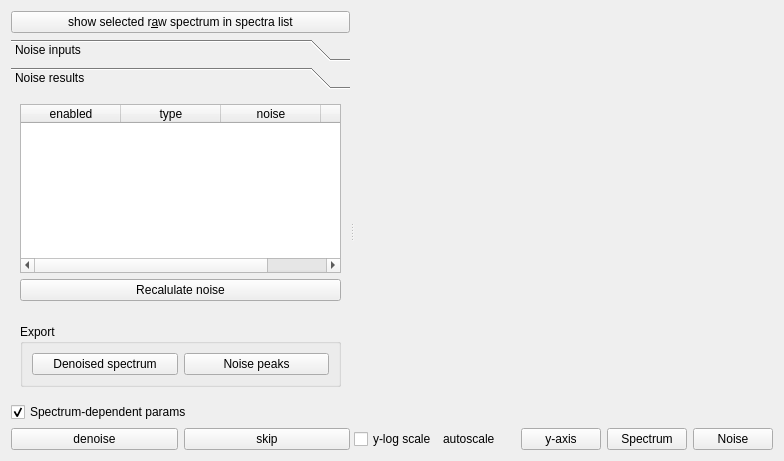
Before: the Qt Designer form Orbitool/UI/Noise.ui in l460289052/Orbitool, drawn with Qt 5.
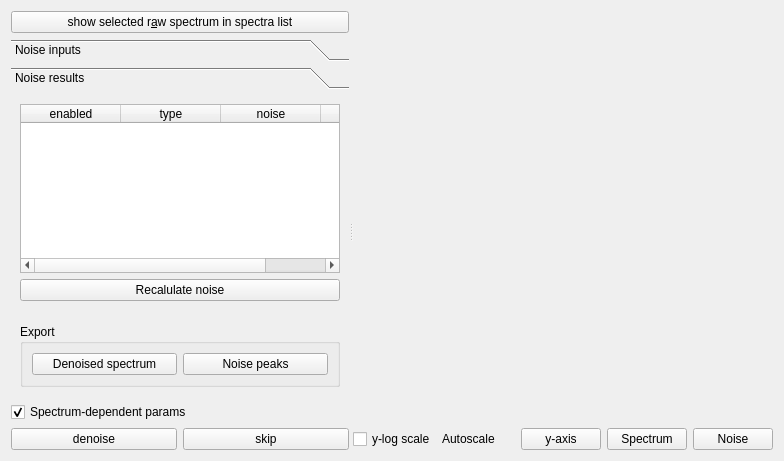
After: the same form once the commit is applied.

Diff of the .ui file:
```diff
--- a/Orbitool/UI/Noise.ui
+++ b/Orbitool/UI/Noise.ui
@@ -224,8 +224,8 @@
            <rect>
             <x>0</x>
             <y>0</y>
-            <width>376</width>
-            <height>344</height>
+            <width>344</width>
+            <height>325</height>
            </rect>
           </property>
           <attribute name="label">
@@ -375,7 +375,7 @@
          <item>
           <widget class="QLabel" name="label_10">
            <property name="text">
-            <string>autoscale</string>
+            <string>Autoscale</string>
            </property>
           </widget>
          </item>
```
Left out of the diff: 4 changed lines with no effect on the pictures.
